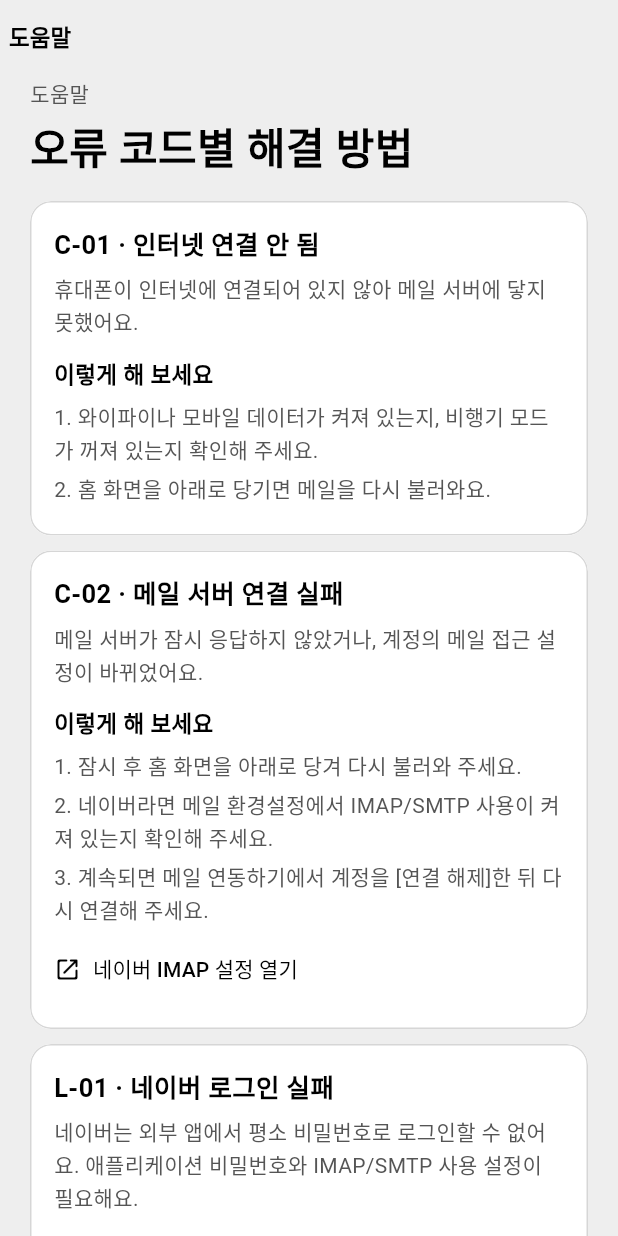
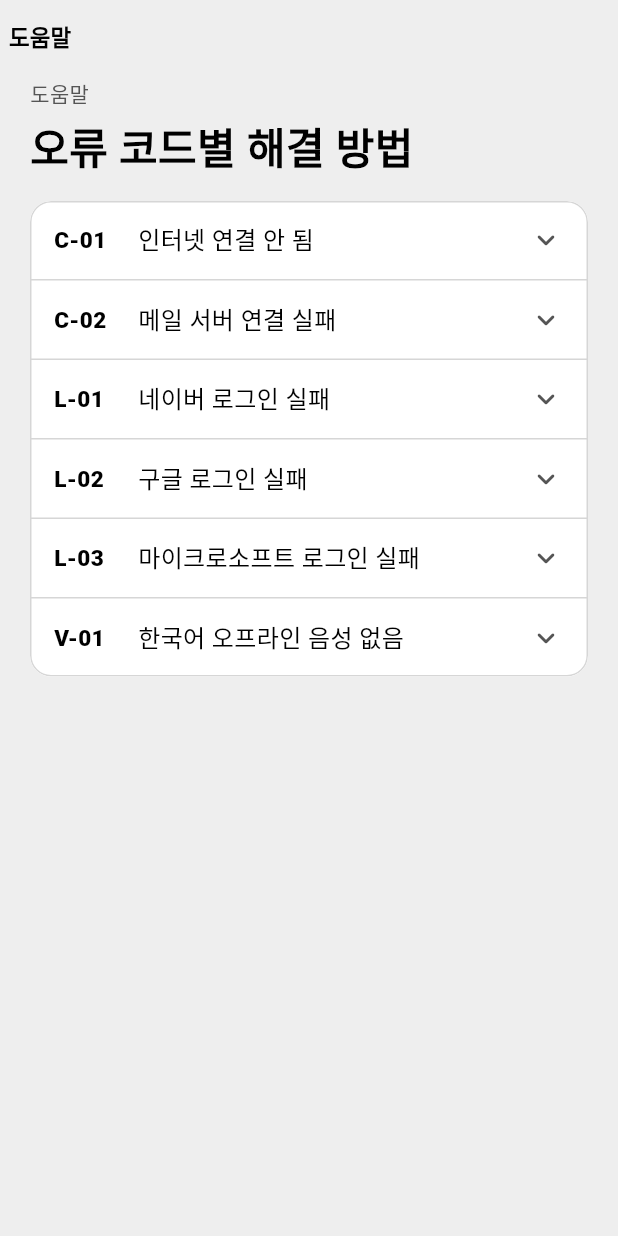
Before and after one commit to AppLegend-boys/alpha-mail, a Flutter app: the HelpScreen widget shown alone on an empty page, opened directly with empty values, on a phone screen of 412 x 824 dp. Run offline on Flutter 3.47's test engine with Material 3 defaults, Android fonts, the phone set to English and light mode, and no system bars; our stand-ins replace flutter_secure_storage, flutter_tts, wakelock_plus, webview_flutter; missing offline and left inert: background_downloader, cp949_codec, enough_mail, flutter_appauth, flutter_gemma, record and 1 more; accounts and stored records are empty.

Commit message:
Show 도움말 as a table that opens one error code at a time
Co-Authored-By: Claude Opus 5.5 <noreply@anthropic.com>

```diff
--- a/lib/screens/help.dart
+++ b/lib/screens/help.dart
@@ -198,37 +198,88 @@ class ProblemText extends StatelessWidget {
   }
 }
 
-/// 도움말: every error code and what to do about it.
-class HelpScreen extends StatelessWidget {
+/// 도움말: a table of every error code; tapping one opens its fix and
+/// closes whichever was open.
+class HelpScreen extends StatefulWidget {
   const HelpScreen({super.key, required this.from});
 
   final List<String> from;
 
   @override
+  State<HelpScreen> createState() => _HelpScreenState();
+}
+
+class _HelpScreenState extends State<HelpScreen> {
+  String? _open;
+
+  @override
   Widget build(BuildContext context) {
+    final colors = Theme.of(context).colorScheme;
     return AppPage(
-      trail: [...from, '도움말'],
+      trail: [...widget.from, '도움말'],
       children: [
         const ScreenTitle('도움말', '오류 코드별 해결 방법'),
         const SizedBox(height: 16),
-        for (final MapEntry(key: code, value: problem) in problems.entries)
-          Padding(
-            padding: const EdgeInsets.only(bottom: 10),
-            child: VoiceCard(
+        VoiceCard(
+          padding: EdgeInsets.zero,
           child: Column(
-                crossAxisAlignment: CrossAxisAlignment.start,
             children: [
-                  Text(
-                    '$code · ${problem.title}',
+              for (final (i, MapEntry(key: code, value: problem))
+                  in problems.entries.indexed) ...[
+                if (i > 0) Divider(height: 1, color: colors.outlineVariant),
+                Semantics(
+                  expanded: _open == code,
+                  child: InkWell(
+                    onTap: () =>
+                        setState(() => _open = _open == code ? null : code),
+                    child: Padding(
+                      padding: const EdgeInsets.symmetric(
+                        horizontal: 16,
+                        vertical: 14,
+                      ),
+                      child: Row(
+                        children: [
+                          SizedBox(
+                            width: 56,
+                            child: Text(
+                              code,
                               style: const TextStyle(
-                      fontSize: 17,
-                      fontWeight: FontWeight.w700,
+                                fontSize: 15,
+                                fontWeight: FontWeight.w800,
                               ),
                             ),
-                  const SizedBox(height: 6),
-                  _Fix(problem),
+                          ),
+                          Expanded(
+                            child: Text(
+                              problem.title,
+                              style: const TextStyle(fontSize: 16),
+                            ),
+                          ),
+                          AnimatedRotation(
+                            turns: _open == code ? 0.5 : 0,
+                            duration: const Duration(milliseconds: 200),
+                            child: Icon(
+                              Icons.expand_more_rounded,
+                              color: colors.onSurfaceVariant,
+                            ),
+                          ),
                         ],
                       ),
+                    ),
+                  ),
+                ),
+                AnimatedSize(
+                  duration: const Duration(milliseconds: 200),
+                  alignment: Alignment.topCenter,
+                  child: _open == code
+                      ? Padding(
+                          padding: const EdgeInsets.fromLTRB(16, 0, 16, 14),
+                          child: _Fix(problem),
+                        )
+                      : const SizedBox(width: double.infinity),
+                ),
+              ],
+            ],
           ),
         ),
       ],
```
Also changed, not shown: 1 other file. Lines whose indentation alone changed are shown as unchanged.
